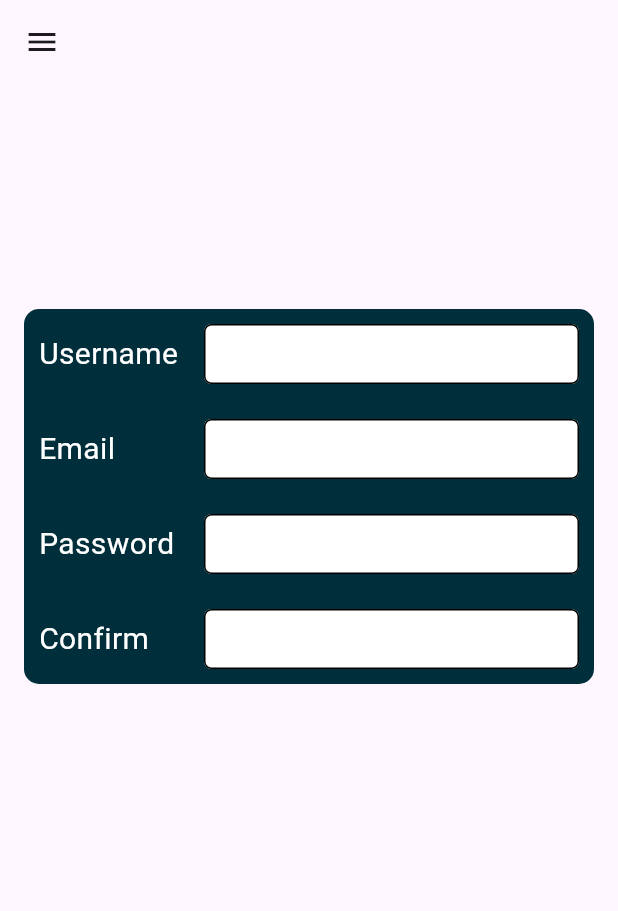
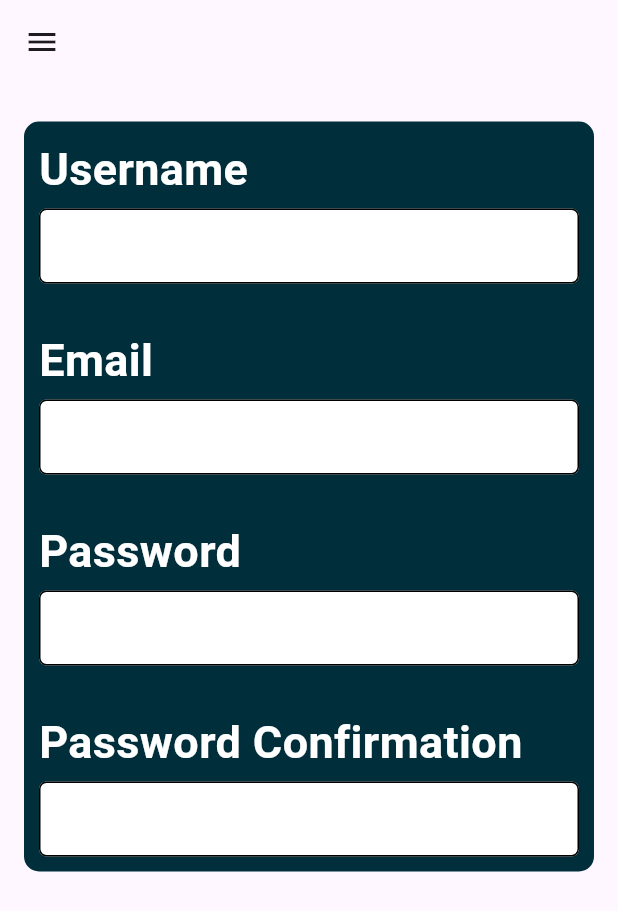
Before and after one commit to BadrEssalam/g_Stack, a Flutter app: the screen it shows after launch, on a phone screen of 412 x 824 dp. Shown: the top 911 px of the screen. Run offline on Flutter 3.47's test engine with Material 3 defaults, Android fonts, the phone set to English and light mode, and no system bars.

Commit message:
change the Rows to columns change the Container height

```diff
--- a/lib/main.dart
+++ b/lib/main.dart
@@ -1,3 +1,4 @@
+import 'package:flutter/cupertino.dart';
 import 'package:flutter/material.dart';
 import 'package:flutter/widgets.dart';
 
@@ -9,7 +10,7 @@ class MyApp extends StatelessWidget {
   const MyApp({super.key});
 
   // variables
-  final double ContainerHeight = 250;
+  final double ContainerHeight = 500;
   final double ContainerWidth = 380;
   final double textFieldWidth = 250;
   @override
@@ -27,23 +28,28 @@ class MyApp extends StatelessWidget {
                   color: Color.fromARGB(255, 1, 46, 59),
                   borderRadius: BorderRadius.all(Radius.circular(10))),
               margin: EdgeInsets.only(
-                  top: 150,
+                  top: 25,
                   left:
                       (MediaQuery.of(context).size.width - ContainerWidth) / 2),
               padding: const EdgeInsets.all(10),
               child: Column(
                 mainAxisAlignment: MainAxisAlignment.spaceBetween,
                 children: [
-                  Row(
-                    mainAxisAlignment: MainAxisAlignment.spaceBetween,
+                  Column(
+                    mainAxisAlignment: MainAxisAlignment.start,
+                    crossAxisAlignment: CrossAxisAlignment.start,
                     children: [
                       const Text(
                         'Username',
-                        style: TextStyle(fontSize: 20, color: Colors.white),
+                        style: TextStyle(
+                          fontSize: 30,
+                          fontWeight: FontWeight.bold,
+                          color: Colors.white,
+                        ),
                       ),
+                      const SizedBox(height: 5,),
                       SizedBox(
-                          width: textFieldWidth,
-                          height: 40,
+                          height: 50,
                           child: TextField(
                             decoration: InputDecoration(
                                 fillColor: Colors.white,
@@ -53,16 +59,21 @@ class MyApp extends StatelessWidget {
                           ))
                     ],
                   ),
-                  Row(
-                    mainAxisAlignment: MainAxisAlignment.spaceBetween,
+                  Column(
+                    mainAxisAlignment: MainAxisAlignment.start,
+                    crossAxisAlignment: CrossAxisAlignment.start,
                     children: [
                       const Text(
                         'Email',
-                        style: TextStyle(fontSize: 20, color: Colors.white),
+                        style: TextStyle(
+                          fontSize: 30,
+                          fontWeight: FontWeight.bold,
+                          color: Colors.white,
+                        ),
                       ),
+                      const SizedBox(height: 5,),
                       SizedBox(
-                          width: textFieldWidth,
-                          height: 40,
+                          height: 50,
                           child: TextField(
                             keyboardType: TextInputType.emailAddress,
                             decoration: InputDecoration(
@@ -73,16 +84,21 @@ class MyApp extends StatelessWidget {
                           ))
                     ],
                   ),
-                  Row(
-                    mainAxisAlignment: MainAxisAlignment.spaceBetween,
+                  Column(
+                    mainAxisAlignment: MainAxisAlignment.start,
+                    crossAxisAlignment: CrossAxisAlignment.start,
                     children: [
                       const Text(
                         'Password',
-                        style: TextStyle(fontSize: 20, color: Colors.white),
+                        style: TextStyle(
+                          fontSize: 30,
+                          fontWeight: FontWeight.bold,
+                          color: Colors.white,
+                        ),
                       ),
+                      const SizedBox(height: 5,),
                       SizedBox(
-                          width: textFieldWidth,
-                          height: 40,
+                          height: 50,
                           child: TextField(
                             decoration: InputDecoration(
                                 fillColor: Colors.white,
@@ -92,16 +108,21 @@ class MyApp extends StatelessWidget {
                           ))
                     ],
                   ),
-                  Row(
-                    mainAxisAlignment: MainAxisAlignment.spaceBetween,
+                  Column(
+                    mainAxisAlignment: MainAxisAlignment.start,
+                    crossAxisAlignment: CrossAxisAlignment.start,
                     children: [
                       const Text(
-                        'Confirm',
-                        style: TextStyle(fontSize: 20, color: Colors.white),
+                        'Password Confirmation',
+                        style: TextStyle(
+                          fontSize: 30,
+                          fontWeight: FontWeight.bold,
+                          color: Colors.white,
+                        ),
                       ),
+                      const SizedBox(height: 5,),
                       SizedBox(
-                          width: textFieldWidth,
-                          height: 40,
+                          height: 50,
                           child: TextField(
                             decoration: InputDecoration(
                                 fillColor: Colors.white,
@@ -110,7 +131,7 @@ class MyApp extends StatelessWidget {
                                     borderRadius: BorderRadius.circular(5))),
                           ))
                     ],
-                  )
+                  ),
                 ],
               ),
             )
```
